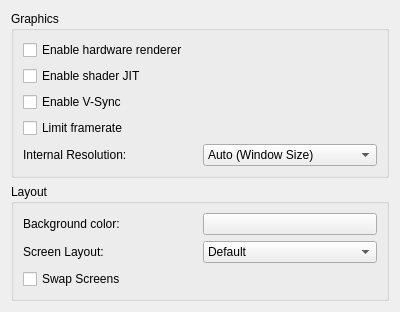
Old version of the form src/citra_qt/configuration/configure_graphics.ui in the repository Luffykun007/citra.
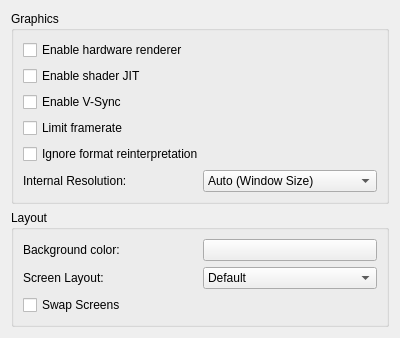
New version of the form.

Commit message: taken2009's ignore format reinterpretation

```diff
--- a/src/citra_qt/configuration/configure_graphics.ui
+++ b/src/citra_qt/configuration/configure_graphics.ui
@@ -50,6 +50,13 @@
           </property>
          </widget>
         </item>
+        <item>
+         <widget class="QCheckBox" name="toggle_bos">
+          <property name="text">
+           <string>Ignore format reinterpretation</string>
+          </property>
+         </widget>
+        </item>
         <item>
           <layout class="QHBoxLayout" name="horizontalLayout">
             <item>
```
The commit also changes 4 other files.
